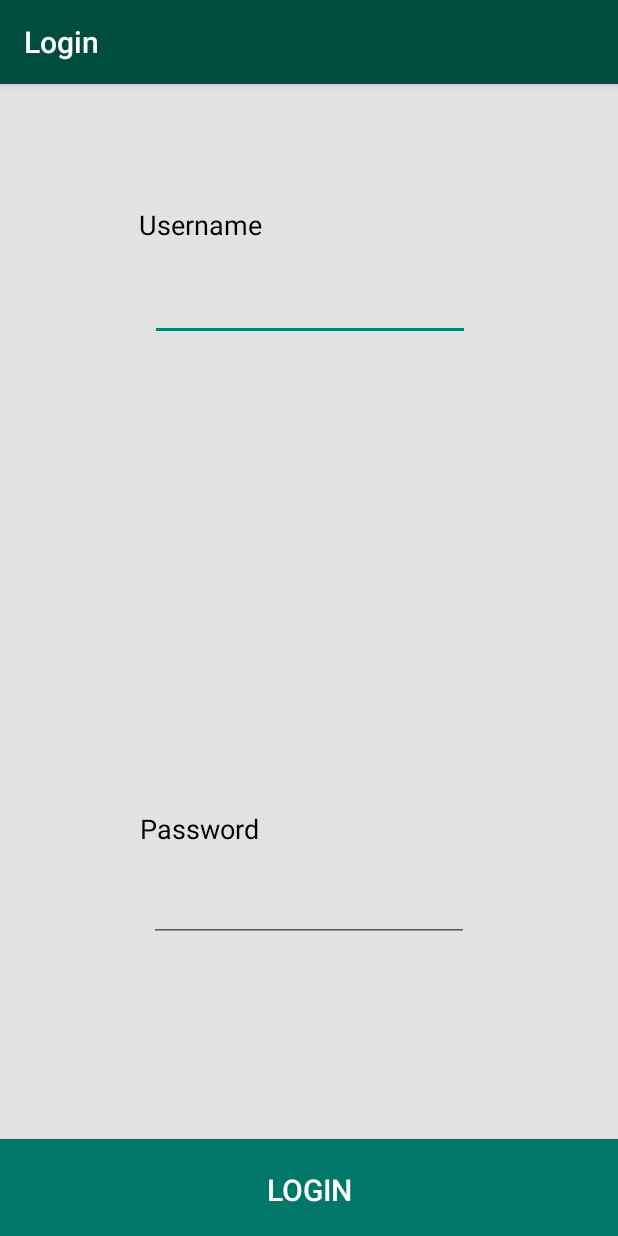
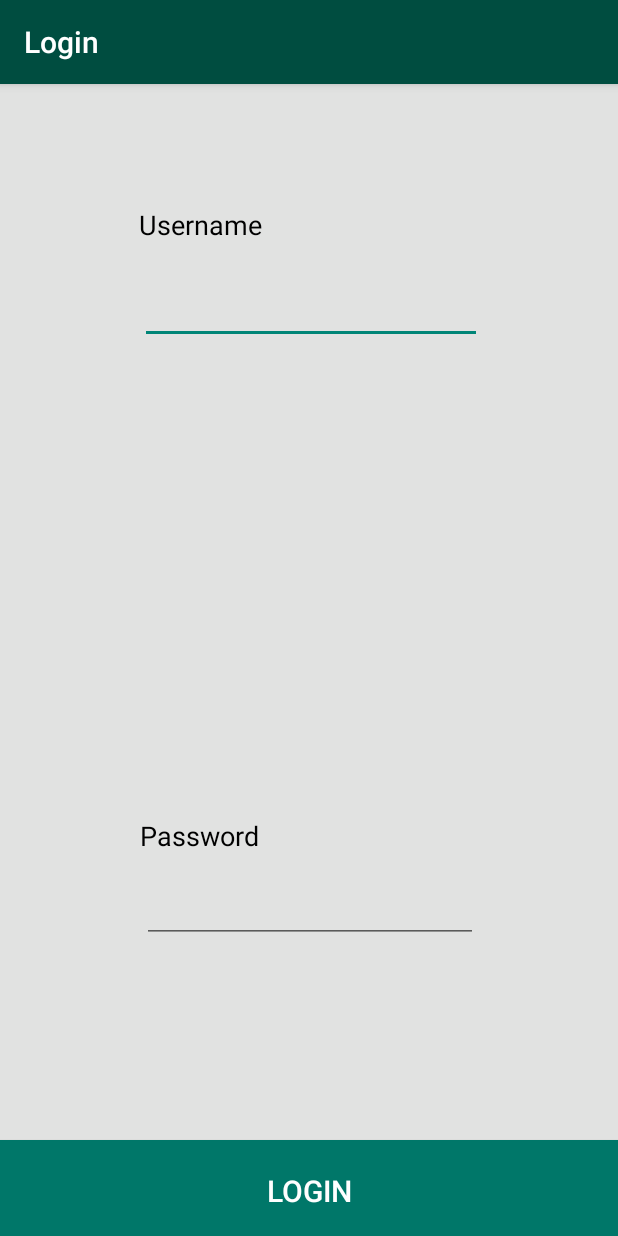
Before and after one commit to yuri0202/projectso2, an Android app: the screen it shows after launch (LoginActivity), on a phone screen of 412 x 824 dp. Run offline under Robolectric (Android 15) with nearby library versions, the phone set to English and light mode, and no system bars; libraries missing offline, so code that uses them is left out: org.springframework.http, org.springframework.web.

Commit message:
GUI - login

```diff
--- a/app/src/main/res/layout/activity_login.xml
+++ b/app/src/main/res/layout/activity_login.xml
@@ -13,7 +13,7 @@
         android:id="@+id/textView"
         android:layout_width="wrap_content"
         android:layout_height="wrap_content"
-        android:layout_marginBottom="18dp"
+        android:layout_marginBottom="16dp"
         android:text="Password"
         android:textColor="@color/common_google_signin_btn_text_dark_focused"
         android:textSize="18sp"
@@ -43,8 +43,8 @@
 
     <EditText
         android:id="@+id/usernameTxt"
-        android:layout_width="wrap_content"
-        android:layout_height="wrap_content"
+        android:layout_width="228dp"
+        android:layout_height="47dp"
         android:layout_marginTop="20dp"
         android:ems="10"
         android:inputType="textPersonName"
@@ -54,7 +54,7 @@
         tools:layout_constraintLeft_creator="1"
         tools:layout_constraintRight_creator="1"
         tools:layout_constraintTop_creator="1"
-        app:layout_constraintHorizontal_bias="0.502" />
+        app:layout_constraintHorizontal_bias="0.506" />
 
     <Button
         android:id="@+id/okBtn"
@@ -74,9 +74,9 @@
 
     <EditText
         android:id="@+id/passwordTxt"
-        android:layout_width="wrap_content"
-        android:layout_height="wrap_content"
-        android:layout_marginBottom="196dp"
+        android:layout_width="224dp"
+        android:layout_height="43dp"
+        android:layout_marginBottom="195dp"
         android:ems="10"
         android:inputType="textPassword"
         app:layout_constraintBottom_toBottomOf="parent"
@@ -84,5 +84,7 @@
         app:layout_constraintRight_toRightOf="parent"
         tools:layout_constraintBottom_creator="1"
         tools:layout_constraintLeft_creator="1"
-        tools:layout_constraintRight_creator="1" />
+        tools:layout_constraintRight_creator="1"
+        tools:layout_editor_absoluteX="76dp"
+        app:layout_constraintHorizontal_bias="0.502" />
 </android.support.constraint.ConstraintLayout>
```
